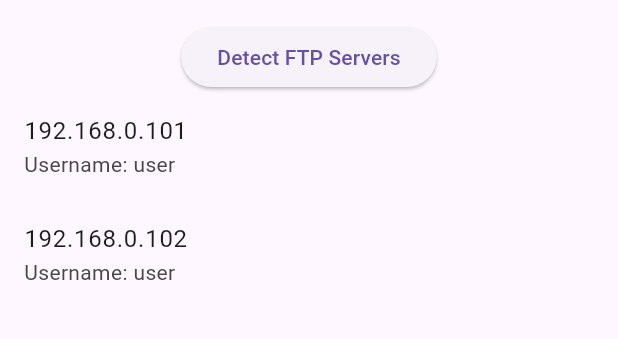
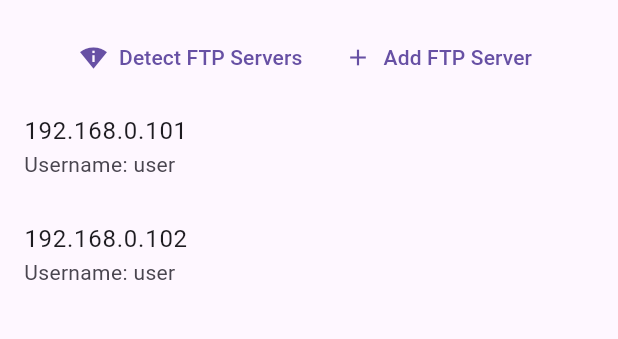
Before and after one commit to fshangala/ftp_client_app, a Flutter app: the screen it shows after launch, after a tap on "Detect FTP Servers", on a phone screen of 412 x 824 dp, the part 63-402 px from its top. Run offline on Flutter 3.47's test engine with Material 3 defaults, Android fonts, the phone set to English and light mode, and no system bars; missing offline and left inert: ftpconnect.

Commit message:
Add FTP server management and file exploration features

```diff
--- a/lib/services/ftp_service.dart
+++ b/lib/services/ftp_service.dart
@@ -8,6 +8,12 @@ class FTPService {
 
   FTPService(this.server);
 
+  Future<List<FTPEntry>> dir() async {
+    List<FTPEntry> dir = [];
+    dir = await server.connection.listDirectoryContent();
+    return dir;
+  }
+
   // Method to connect to the FTP server
   Future<bool> connect() async {
     FTPConnect ftpClient = FTPConnect(
@@ -16,6 +22,7 @@ class FTPService {
       pass: server.password,
       port: server.port,
     );
+
     try {
       await ftpClient.connect();
       return true;
--- a/lib/views/file_transfer_screen.dart
+++ b/lib/views/file_transfer_screen.dart
@@ -6,7 +6,7 @@ import '../viewmodels/ftp_viewmodel.dart';
 class FileTransferScreen extends StatelessWidget {
   final FTPServer server;
 
-  FileTransferScreen(this.server);
+  const FileTransferScreen(this.server, {super.key});
 
   @override
   Widget build(BuildContext context) {
--- a/lib/views/home_screen.dart
+++ b/lib/views/home_screen.dart
@@ -1,4 +1,5 @@
 import 'package:flutter/material.dart';
+import 'package:ftp_client_app/views/add_ftp_server_screen.dart';
 import 'package:provider/provider.dart';
 import '../viewmodels/ftp_viewmodel.dart';
 import 'file_transfer_screen.dart';
@@ -14,10 +15,31 @@ class HomeScreen extends StatelessWidget {
         builder: (context, viewModel, child) {
           return Column(
             children: [
-              ElevatedButton(
+              Row(
+                mainAxisAlignment: MainAxisAlignment.center,
+                children: [
+                  TextButton.icon(
                     onPressed: () => viewModel.detectServers(),
-                child: Text('Detect FTP Servers'),
+                    label: Text("Detect FTP Servers"),
+                    icon: Icon(Icons.perm_scan_wifi),
                   ),
+                  TextButton.icon(
+                    onPressed: () => Navigator.push(
+                      context,
+                      MaterialPageRoute(
+                        builder: (context) => AddFtpServerScreen(),
+                      ),
+                    ),
+                    label: Text("Add FTP Server"),
+                    icon: Icon(Icons.add),
+                  ),
+                ],
+              ),
+              if (viewModel.loading)
+                CircularProgressIndicator()
+              else if (viewModel.servers.isEmpty)
+                Text("No FTP servers.")
+              else
                 Expanded(
                   child: ListView.builder(
                     itemCount: viewModel.servers.length,
@@ -26,14 +48,19 @@ class HomeScreen extends StatelessWidget {
                       return ListTile(
                         title: Text(server.ip),
                         subtitle: Text('Username: ${server.username}'),
-                      onTap: () => Navigator.push(
-                        context,
-                        MaterialPageRoute(
-                          builder: (context) => FileTransferScreen(server),
+                        onTap: () async {
+                          await viewModel.selectServer(server);
+                        },
+                      );
+                    },
                   ),
                 ),
-                    );
-                  },
+              if (viewModel.currentServer != null)
+                Padding(
+                  padding: const EdgeInsets.all(8.0),
+                  child: Text(
+                    "Connected to ${viewModel.currentServer!.ip}",
+                    style: TextStyle(fontSize: 16, fontWeight: FontWeight.bold),
                   ),
                 ),
             ],
```
Also changed, not shown: lib/models/ftp_server.dart (+31 -0 lines), lib/viewmodels/ftp_viewmodel.dart (+29 -0 lines), lib/views/add_ftp_server_screen.dart (added, +25 -0 lines), lib/views/file_explorer_screen.dart (added, +20 -0 lines), lib/views/forms/ftp_server_form.dart (added, +75 -0 lines), 1 other file. Lines whose indentation alone changed are shown as unchanged.
